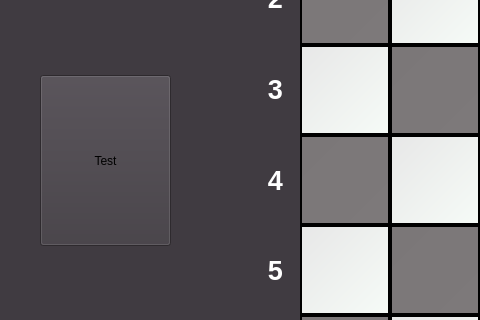
Old version of the form chessboard.ui in the repository mAxYoLo01/Chess; both pictures show x 0 to 480 and y 195 to 515 of the 1024 by 800 pixel window.
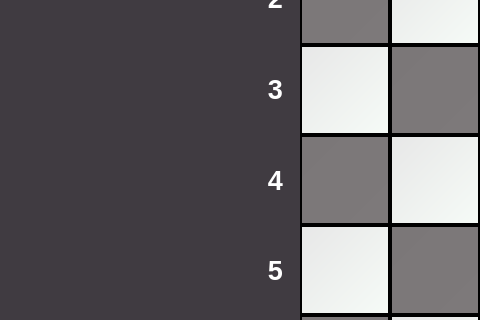
New version of the form.

```diff
--- a/chessboard.ui
+++ b/chessboard.ui
@@ -216,14 +216,23 @@
    <widget class="QPushButton" name="test">
     <property name="geometry">
      <rect>
-      <x>40</x>
-      <y>270</y>
-      <width>131</width>
-      <height>171</height>
+      <x>-100</x>
+      <y>-100</y>
+      <width>90</width>
+      <height>90</height>
      </rect>
     </property>
+    <property name="styleSheet">
+     <string notr="true">background: transparent;</string>
+    </property>
     <property name="text">
-     <string>Test</string>
+     <string/>
+    </property>
+    <property name="iconSize">
+     <size>
+      <width>60</width>
+      <height>60</height>
+     </size>
     </property>
    </widget>
    <widget class="QPushButton" name="E5">
```
Left out of the diff: 69 changed lines with no effect on the pictures.
